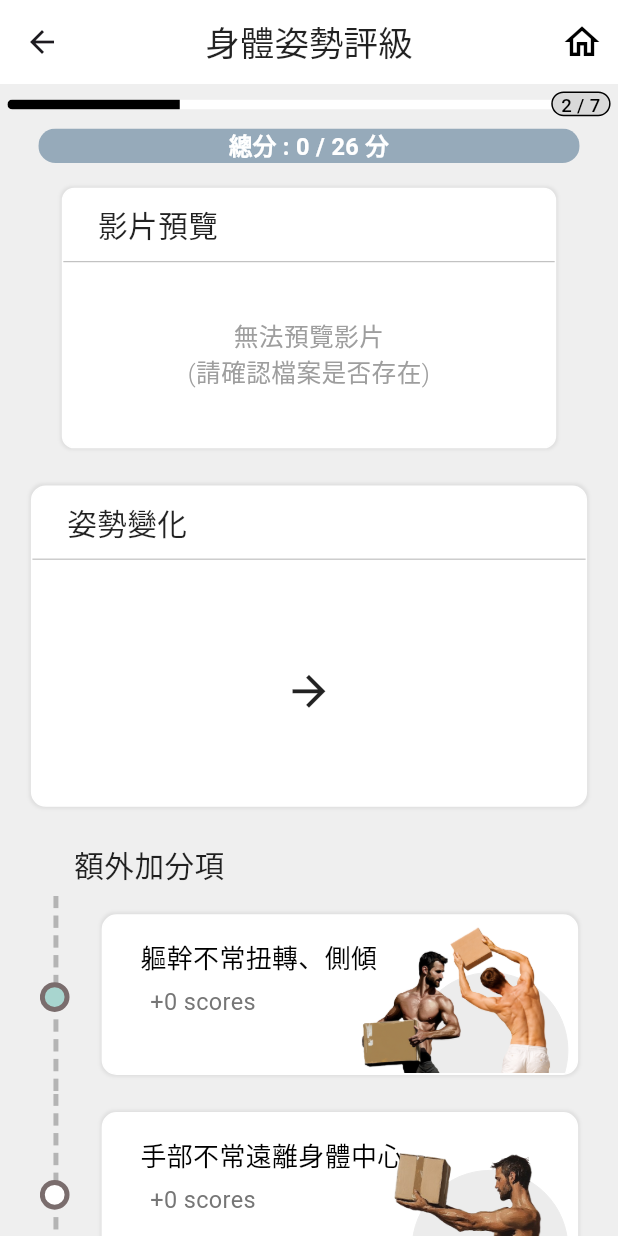
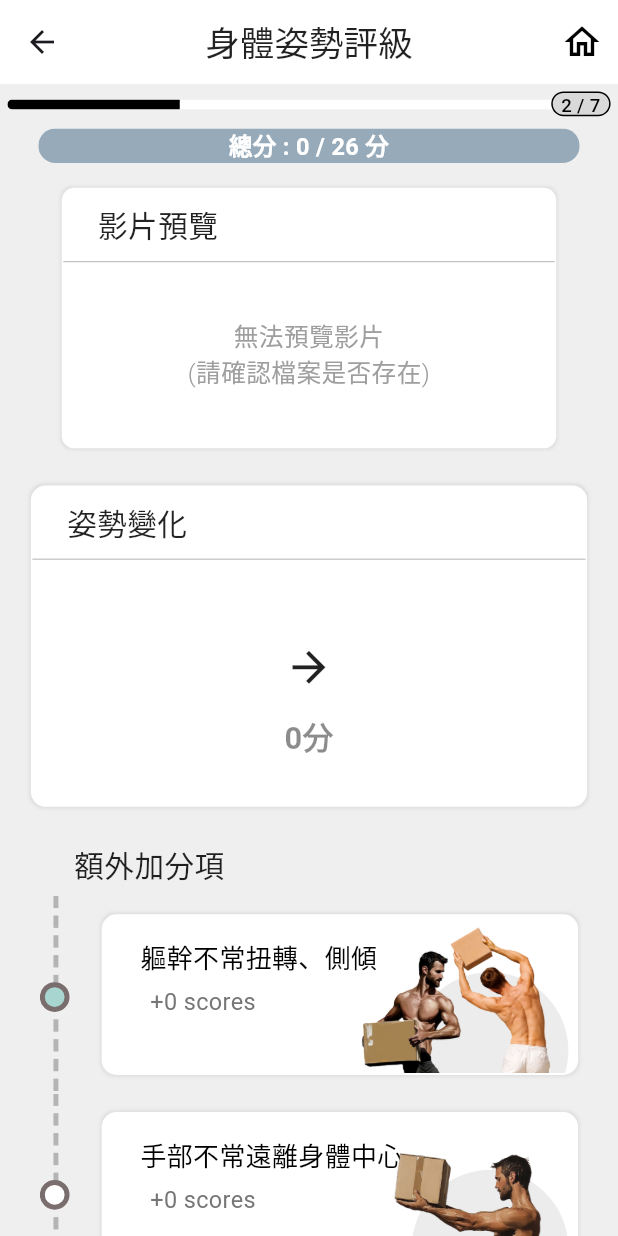
Before and after one commit to Haorina/NCYU_KIM, a Flutter app: the BPRResult screen opened directly with empty values, on a phone screen of 412 x 824 dp. Run offline on Flutter 3.47's test engine with Material 3 defaults, Android fonts, the phone set to English and light mode, and no system bars; our stand-ins replace camera, flutter_screenutil, flutter_slidable, fluttertoast, image_picker, loading_animation_widget and 3 more; missing offline and left inert: gal; accounts and stored records are empty.

Commit message:
新增數字顯示

```diff
--- a/lib/lhc/body_posture_rating/bpr_result.dart
+++ b/lib/lhc/body_posture_rating/bpr_result.dart
@@ -539,13 +539,30 @@ class _BPRResultState extends State<BPRResult> {
                                           ),
                                         ),
                                       SizedBox(width: screenWidth * 0.026),
-                                      SizedBox(
-                                        child: Icon(
-                                          Icons.arrow_forward,
-                                          color: Colors.black87,
-                                          size: screenWidth * 0.08,
-                                        ),
+
+                                      // --- 修改的部分開始 ---
+                                      Column(
+                                        mainAxisSize: MainAxisSize.min, // 重要：讓 Column 高度只包住內容，避免撐開整列
+                                        children: [
+                                          SizedBox(height: 15),
+                                          Icon(
+                                            Icons.arrow_forward,
+                                            color: Colors.black87,
+                                            size: screenWidth * 0.08,
+                                          ),
+                                          SizedBox(height: 15),
+                                          Text(
+                                            "${_totalBodyPosturePoints.toString().replaceAll(".0", "")}分", // 這裡填入你的數字變數
+                                            style: TextStyle(
+                                              fontSize: screenWidth * 0.05, // 建議設定字體大小
+                                              color: Colors.black45,
+                                              fontWeight: FontWeight.bold,
+                                            ),
+                                          ),
+                                        ],
                                       ),
+                                      // --- 修改的部分結束 ---
+
                                       SizedBox(width: screenWidth * 0.026),
                                       if (_endPosture.isNotEmpty)
                                         SizedBox(
```
